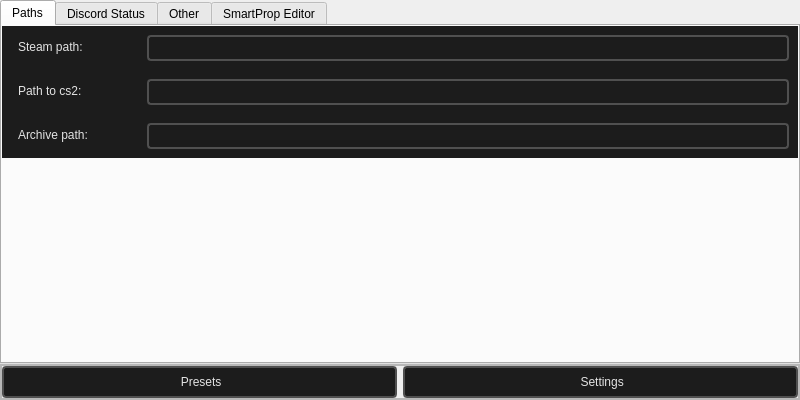
dertwist/Hammer5Tools, file src/preferences.ui: the form before one commit.
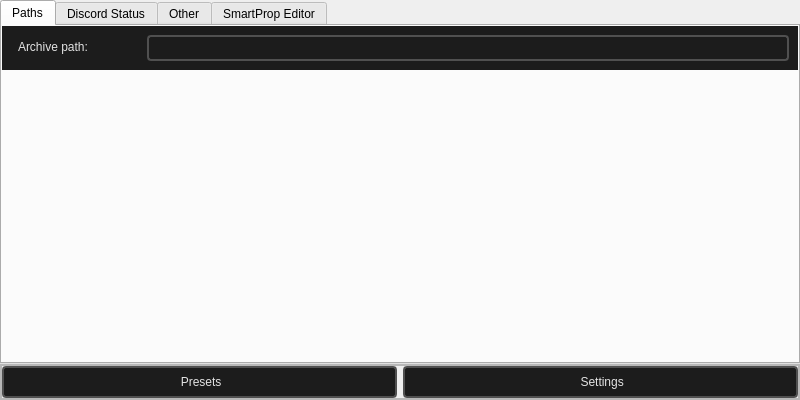
The form after the commit. The open tabs and pages were chosen to show the change. Icons and pictures are not drawn.

Commit message: Removed cs2 path from the settings window

Diff of the .ui file:
```diff
--- a/src/preferences.ui
+++ b/src/preferences.ui
@@ -81,219 +81,6 @@
        <property name="bottomMargin">
         <number>0</number>
        </property>
-       <item>
-        <widget class="QFrame" name="frame_8">
-         <property name="maximumSize">
-          <size>
-           <width>16777215</width>
-           <height>48</height>
-          </size>
-         </property>
-         <property name="styleSheet">
-          <string notr="true">background-color: #1C1C1C;</string>
-         </property>
-         <property name="frameShape">
-          <enum>QFrame::Shape::NoFrame</enum>
-         </property>
-         <property name="frameShadow">
-          <enum>QFrame::Shadow::Raised</enum>
-         </property>
-         <layout class="QHBoxLayout" name="horizontalLayout_8">
-          <item>
-           <widget class="QFrame" name="frame_10">
-            <property name="styleSheet">
-             <string notr="true">border:0px;</string>
-            </property>
-            <property name="frameShape">
-             <enum>QFrame::Shape::StyledPanel</enum>
-            </property>
-            <property name="frameShadow">
-             <enum>QFrame::Shadow::Raised</enum>
-            </property>
-            <layout class="QHBoxLayout" name="horizontalLayout_9">
-             <property name="leftMargin">
-              <number>0</number>
-             </property>
-             <property name="topMargin">
-              <number>0</number>
-             </property>
-             <property name="rightMargin">
-              <number>0</number>
-             </property>
-             <property name="bottomMargin">
-              <number>0</number>
-             </property>
-             <item>
-              <widget class="QLabel" name="label_9">
-               <property name="minimumSize">
-                <size>
-                 <width>130</width>
-                 <height>0</height>
-                </size>
-               </property>
-               <property name="maximumSize">
-                <size>
-                 <width>130</width>
-                 <height>16777215</height>
-                </size>
-               </property>
-               <property name="styleSheet">
-                <string notr="true">        font: 580 10pt &quot;Segoe UI&quot;;
-        padding-top: 2px;
-        padding-bottom:2px;
-        padding-left: 4px;
-        padding-right: 4px;
-        color: #E3E3E3;</string>
-               </property>
-               <property name="text">
-                <string>Steam path:</string>
-               </property>
-               <property name="alignment">
-                <set>Qt::AlignmentFlag::AlignLeading|Qt::AlignmentFlag::AlignLeft|Qt::AlignmentFlag::AlignTop</set>
-               </property>
-              </widget>
-             </item>
-            </layout>
-           </widget>
-          </item>
-          <item>
-           <widget class="QLineEdit" name="preferences_lineedit_steam_path">
-            <property name="styleSheet">
-             <string notr="true">    QLineEdit {
-        font-family: Sergo UI;
-        color: #9D9D9D;
-    }
-
-    /* QPushButton default and hover styles */
-    QLineEdit {
-
-        font: 580 10pt &quot;Segoe UI&quot;;
-        border: 2px solid black;
-        border-radius: 4px;
-        border-color: rgba(80, 80, 80, 255);
-        height:18px;
-        padding-top: 2px;
-        padding-bottom:2px;
-        padding-left: 4px;
-        padding-right: 4px;
-        color: #E3E3E3;
-        background-color: #1C1C1C;
-    }
-    QLineEdit:hover {
-        background-color: #414956;
-        color: white;
-    }
-    QLineEdit:pressed {
-        background-color: red;
-        background-color: #1C1C1C;
-        margin: 1 px;
-        margin-left: 2px;
-        margin-right: 2px;
-        font: 580 9pt &quot;Segoe UI&quot;;
-
-    }</string>
-            </property>
-            <property name="alignment">
-             <set>Qt::AlignmentFlag::AlignLeading|Qt::AlignmentFlag::AlignLeft|Qt::AlignmentFlag::AlignTop</set>
-            </property>
-           </widget>
-          </item>
-         </layout>
-        </widget>
-       </item>
-       <item>
-        <widget class="QFrame" name="frame">
-         <property name="maximumSize">
-          <size>
-           <width>16777215</width>
-           <height>48</height>
-          </size>
-         </property>
-         <property name="styleSheet">
-          <string notr="true">background-color: #1C1C1C;</string>
-         </property>
-         <property name="frameShape">
-          <enum>QFrame::Shape::NoFrame</enum>
-         </property>
-         <property name="frameShadow">
-          <enum>QFrame::Shadow::Raised</enum>
-         </property>
-         <layout class="QHBoxLayout" name="horizontalLayout_2">
-          <item>
-           <widget class="QLabel" name="label_8">
-            <property name="minimumSize">
-             <size>
-              <width>130</width>
-              <height>0</height>
-             </size>
-            </property>
-            <property name="maximumSize">
-             <size>
-              <width>130</width>
-              <height>16777215</height>
-             </size>
-            </property>
-            <property name="styleSheet">
-             <string notr="true">        font: 580 10pt &quot;Segoe UI&quot;;
-        padding-top: 2px;
-        padding-bottom:2px;
-        padding-left: 4px;
-        padding-right: 4px;
-        color: #E3E3E3;</string>
-            </property>
-            <property name="text">
-             <string>Path to cs2:</string>
-            </property>
-            <property name="alignment">
-             <set>Qt::AlignmentFlag::AlignLeading|Qt::AlignmentFlag::AlignLeft|Qt::AlignmentFlag::AlignTop</set>
-            </property>
-           </widget>
-          </item>
-          <item>
-           <widget class="QLineEdit" name="preferences_lineedit_cs2_path">
-            <property name="styleSheet">
-             <string notr="true">    QLineEdit {
-        font-family: Sergo UI;
-        color: #9D9D9D;
-    }
-
-    /* QPushButton default and hover styles */
-    QLineEdit {
-
-        font: 580 10pt &quot;Segoe UI&quot;;
-        border: 2px solid black;
-        border-radius: 4px;
-        border-color: rgba(80, 80, 80, 255);
-        height:18px;
-        padding-top: 2px;
-        padding-bottom:2px;
-        padding-left: 4px;
-        padding-right: 4px;
-        color: #E3E3E3;
-        background-color: #1C1C1C;
-    }
-    QLineEdit:hover {
-        background-color: #414956;
-        color: white;
-    }
-    QLineEdit:pressed {
-        background-color: red;
-        background-color: #1C1C1C;
-        margin: 1 px;
-        margin-left: 2px;
-        margin-right: 2px;
-        font: 580 9pt &quot;Segoe UI&quot;;
-
-    }</string>
-            </property>
-            <property name="alignment">
-             <set>Qt::AlignmentFlag::AlignLeading|Qt::AlignmentFlag::AlignLeft|Qt::AlignmentFlag::AlignTop</set>
-            </property>
-           </widget>
-          </item>
-         </layout>
-        </widget>
-       </item>
        <item>
         <widget class="QFrame" name="frame_3">
          <property name="maximumSize">
```
The commit also changes 2 other files.
